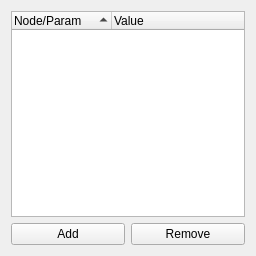
Before: the Qt Designer form src/ui/reconfigure.ui in shikishima-TasakiLab/rviz2_reconfigure, drawn with Qt 5.
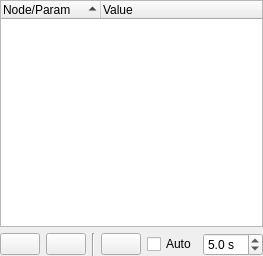
After: the same form once the commit is applied. Icons and pictures are not drawn.

```diff
--- a/src/ui/reconfigure.ui
+++ b/src/ui/reconfigure.ui
@@ -14,6 +14,18 @@
    <string>Reconfigure</string>
   </property>
   <layout class="QVBoxLayout" name="verticalLayout">
+   <property name="leftMargin">
+    <number>0</number>
+   </property>
+   <property name="topMargin">
+    <number>0</number>
+   </property>
+   <property name="rightMargin">
+    <number>0</number>
+   </property>
+   <property name="bottomMargin">
+    <number>0</number>
+   </property>
    <item>
     <widget class="QTreeWidget" name="listNodeParamValue">
      <property name="dragEnabled">
@@ -22,6 +34,9 @@
      <property name="sortingEnabled">
       <bool>true</bool>
      </property>
+     <property name="headerHidden">
+      <bool>false</bool>
+     </property>
      <attribute name="headerShowSortIndicator" stdset="0">
       <bool>true</bool>
      </attribute>
@@ -41,15 +56,61 @@
     <layout class="QHBoxLayout" name="hLayout1">
      <item>
       <widget class="QPushButton" name="addPushBtn">
-       <property name="text">
-        <string>Add</string>
+       <property name="icon">
+        <iconset>
+         <normaloff>:/icons/add.svg</normaloff>:/icons/add.svg
+        </iconset>
        </property>
       </widget>
      </item>
      <item>
       <widget class="QPushButton" name="removePushBtn">
+       <property name="icon">
+        <iconset>
+         <normaloff>:/icons/remove.svg</normaloff>:/icons/remove.svg
+        </iconset>
+       </property>
+      </widget>
+     </item>
+     <item>
+      <widget class="Line" name="line">
+       <property name="orientation">
+        <enum>Qt::Vertical</enum>
+       </property>
+      </widget>
+     </item>
+     <item>
+      <widget class="QPushButton" name="refreshPushBtn">
+       <property name="icon">
+        <iconset>
+         <normaloff>:/icons/refresh.svg</normaloff>:/icons/refresh.svg
+        </iconset>
+       </property>
+      </widget>
+     </item>
+     <item>
+      <widget class="QCheckBox" name="autoRefreshChkBox">
        <property name="text">
-        <string>Remove</string>
+        <string>Auto</string>
+       </property>
+      </widget>
+     </item>
+     <item>
+      <widget class="QDoubleSpinBox" name="autoRefreshSpinBox">
+       <property name="suffix">
+        <string notr="true"> s</string>
+       </property>
+       <property name="decimals">
+        <number>1</number>
+       </property>
+       <property name="minimum">
+        <double>0.100000000000000</double>
+       </property>
+       <property name="maximum">
+        <double>60.000000000000000</double>
+       </property>
+       <property name="value">
+        <double>5.000000000000000</double>
        </property>
       </widget>
      </item>
```
Left out of the diff: 3 changed lines with no effect on the pictures.
